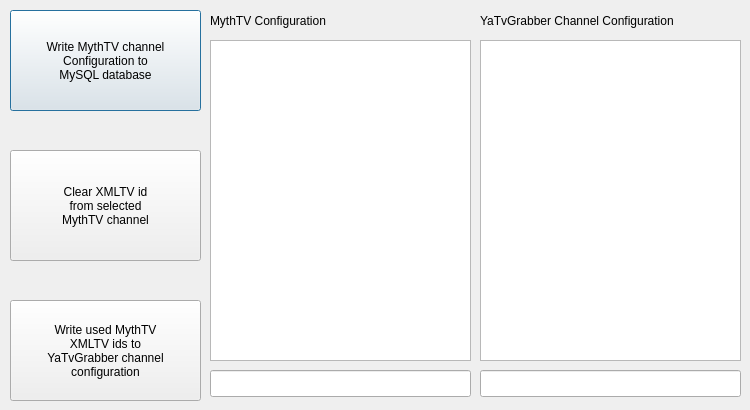
Old version of the form Mythtv-Configurator/configuratorgui.ui in the repository vertiger/yatvgrabber.
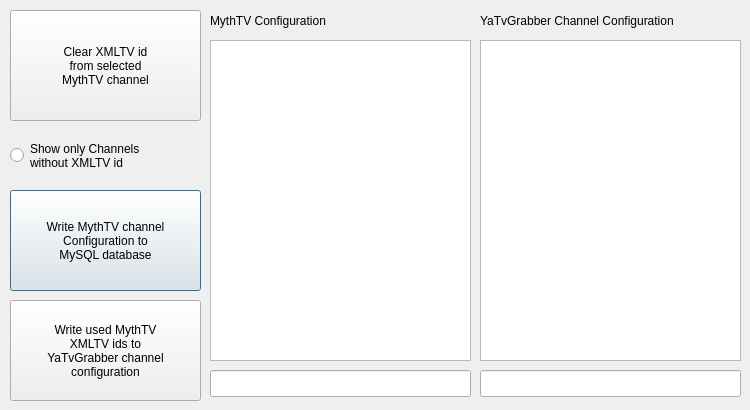
New version of the form.

```diff
--- a/Mythtv-Configurator/configuratorgui.ui
+++ b/Mythtv-Configurator/configuratorgui.ui
@@ -67,7 +67,7 @@
    <property name="geometry">
     <rect>
      <x>10</x>
-     <y>10</y>
+     <y>190</y>
      <width>191</width>
      <height>101</height>
     </rect>
@@ -156,7 +156,7 @@
    <property name="geometry">
     <rect>
      <x>10</x>
-     <y>150</y>
+     <y>10</y>
      <width>191</width>
      <height>111</height>
     </rect>
@@ -173,6 +173,23 @@
 MythTV channel</string>
    </property>
   </widget>
+  <widget class="QRadioButton" name="radioButtonWithoutXmlId">
+   <property name="geometry">
+    <rect>
+     <x>10</x>
+     <y>140</y>
+     <width>181</width>
+     <height>31</height>
+    </rect>
+   </property>
+   <property name="text">
+    <string>Show only Channels
+without XMLTV id</string>
+   </property>
+   <property name="checked">
+    <bool>false</bool>
+   </property>
+  </widget>
  </widget>
  <resources/>
  <connections/>
```
